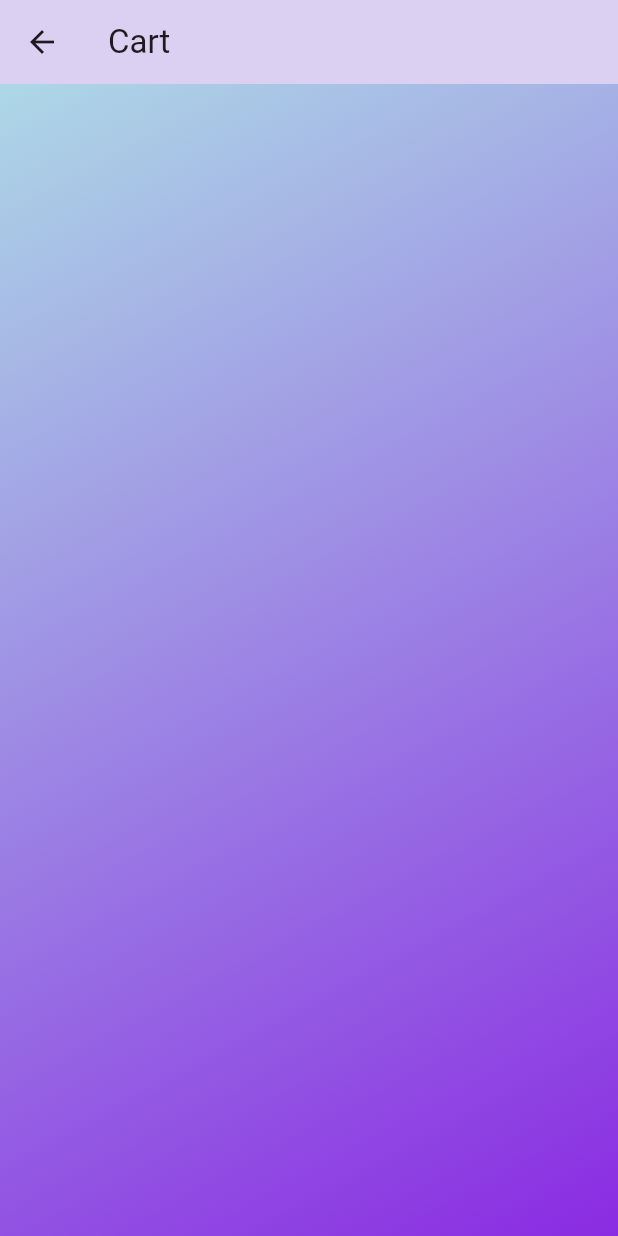
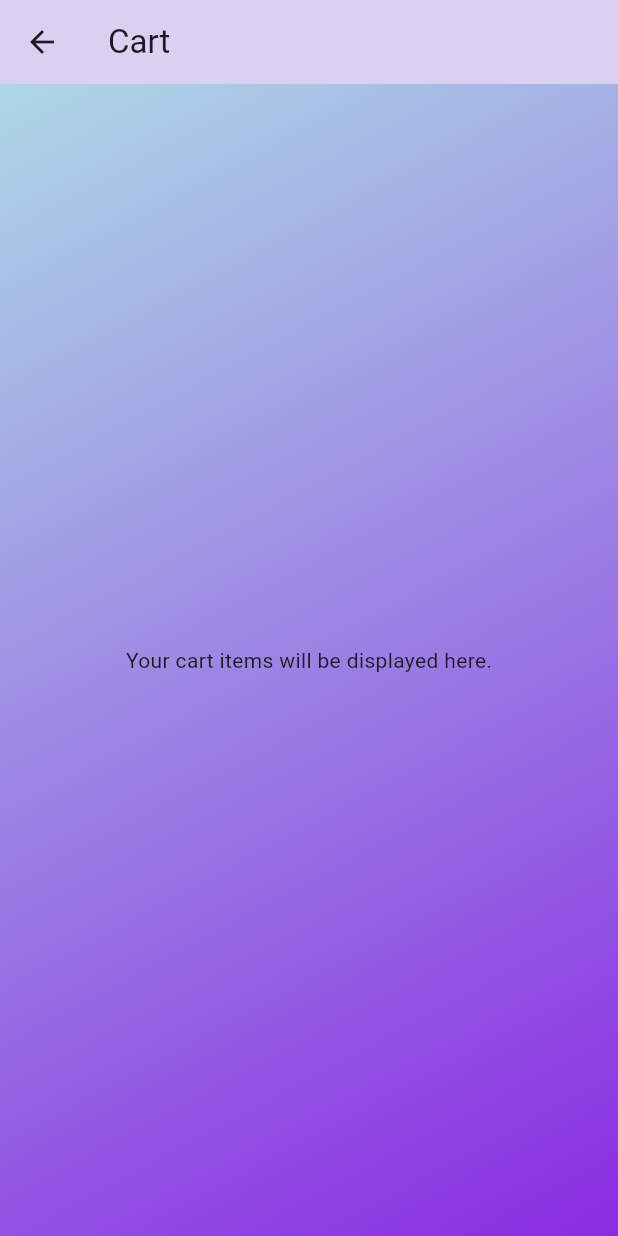
Before and after one commit to RA3RO3/onlinestore, a Flutter app: the CartPage screen opened directly, on a phone screen of 412 x 824 dp. Run offline on Flutter 3.47's test engine with Material 3 defaults, Android fonts, the phone set to English and light mode, and no system bars; our stand-ins replace sqflite; accounts and stored records are empty.

Commit message:
start-main-cart connecting + color matching

```diff
--- a/lib/cart.dart
+++ b/lib/cart.dart
@@ -19,6 +19,9 @@ class CartPage extends StatelessWidget {
             end: Alignment.topLeft,
           ),
         ),
+        child: Center(
+          child: Text('Your cart items will be displayed here.'),
+        ),
       ),
     );
   }
--- a/lib/start.dart
+++ b/lib/start.dart
@@ -5,7 +5,7 @@ class StartPage extends StatelessWidget {
   Widget build(BuildContext context) {
     return Scaffold(
       appBar: AppBar(
-        title: Text('Shopping Court'),
+        title: Text('The Start'),
         backgroundColor: Color.fromRGBO(219, 208, 241, 1),
         actions: [
           IconButton(
```
